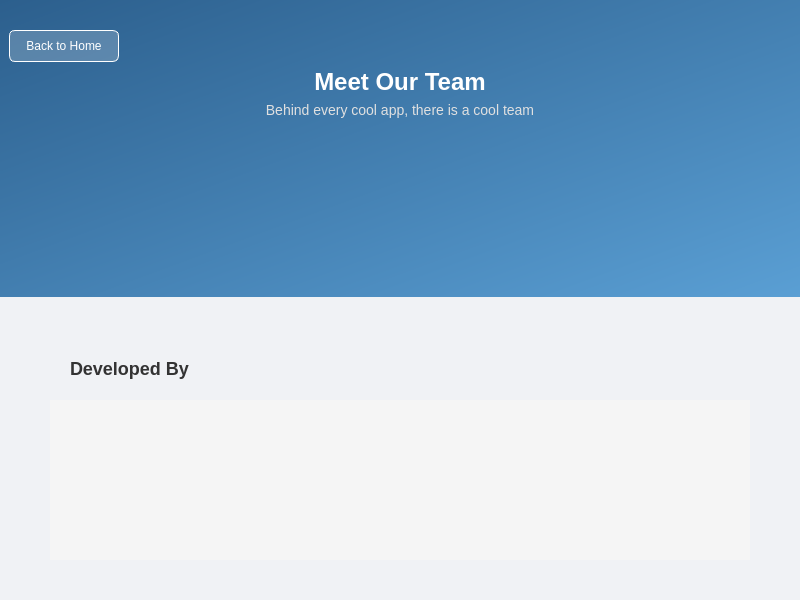
Above: src/UI/pages/TeamPage.ui from amr10w/ILoveXML before the change. Below: the same form after it.
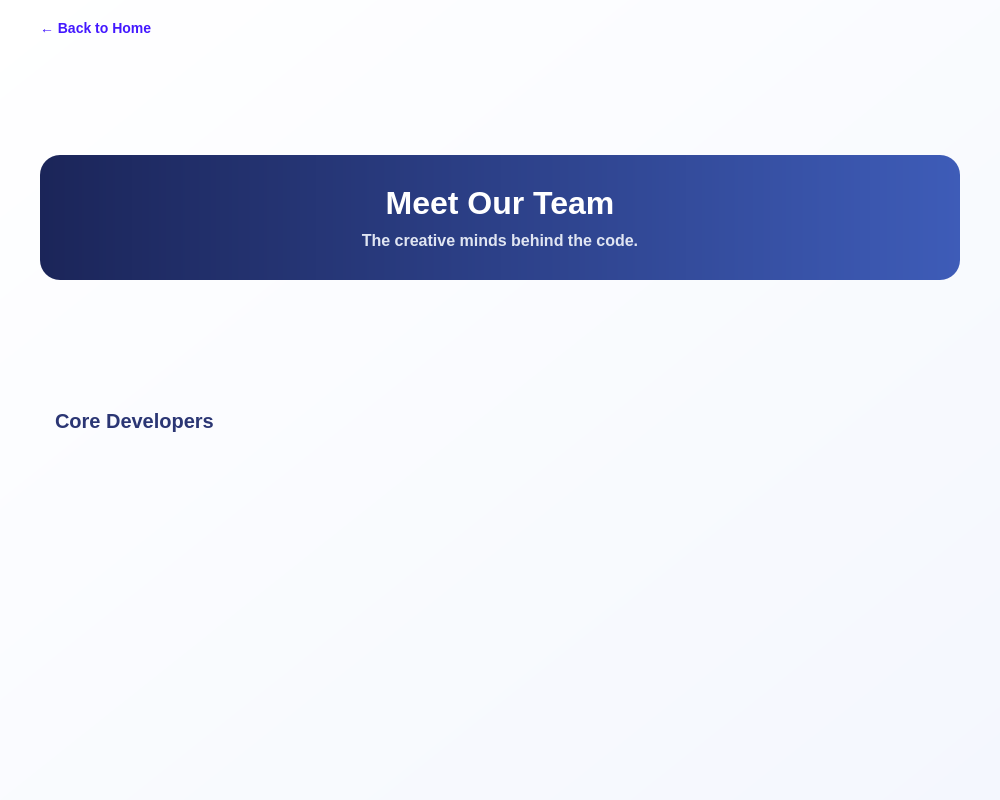
That is the form after the change.

Commit message: fix Back to Operations button in all operations pages

Diff of the .ui file:
```diff
--- a/src/UI/pages/TeamPage.ui
+++ b/src/UI/pages/TeamPage.ui
@@ -6,47 +6,98 @@
    <rect>
     <x>0</x>
     <y>0</y>
-    <width>800</width>
-    <height>600</height>
+    <width>1000</width>
+    <height>800</height>
    </rect>
   </property>
   <property name="windowTitle">
    <string>Team</string>
   </property>
   <property name="styleSheet">
-   <string notr="true">QWidget#TeamPage {
-	background-color: #f0f2f5;
-}
+   <string notr="true">
+    QWidget#TeamPage {
+        background-color: qlineargradient(spread:pad, x1:0, y1:0, x2:1, y2:1, stop:0 #FFFFFF, stop:1 #F4F7FE);
+    }
+    
+    /* Elegant Header Title */
+    QLabel#lblHeaderTitle {
+        color: #1B2559;
+        font-family: 'Segoe UI', sans-serif;
+        font-size: 36px;
+        font-weight: 800;
+        margin-bottom: 5px;
+    }
+    
+    /* Subtle Subtitle */
+    QLabel#lblHeaderSub {
+        color: #A3AED0;
+        font-family: 'Segoe UI', sans-serif;
+        font-size: 16px;
+        font-weight: 500;
+    }
+    
+    QPushButton#backButton {
+        background-color: transparent;
+        color: #4318FF;
+        border: none;
+        padding: 0px;         /* Removed vertical padding to tighten fit */
+        padding-bottom: 2px;  /* Space for the border */
+        font-size: 14px;
+        font-weight: 600;
+        text-align: left;
+    }
 
-QWidget#headerContainer {
-	background-color: qlineargradient(spread:pad, x1:0, y1:0, x2:1, y2:1, stop:0 #2c5f8d, stop:1 #5a9fd4);
-}
+    QPushButton#backButton:hover {
+        color: #1a0b7e;
+        border-bottom: 2px solid #1a0b7e; /* 2px is slightly bolder/better visibility */
+    }
 
-QLabel#lblHeaderTitle {
-	color: white;
-	font-size: 24px;
-	font-weight: bold;
-}
+    QWidget#headerContainer {
+        background-color: transparent;
+    }
 
-QLabel#lblHeaderSub {
-	color: #e0e0e0;
-	font-size: 14px;
-}
+    /* Section Title */
+    QLabel#titleLabel {
+        color: #2B3674;
+        font-size: 20px; 
+        font-weight: 700; 
+        padding-left: 10px;
+    }
 
-QPushButton#backButton {
-	background-color: rgba(255, 255, 255, 0.2);
-	color: white;
-	border: 1px solid white;
-	border-radius: 6px;
-	padding: 8px 16px;
-	font-size: 12px;
-}
+    /* Scroll Area Styling */
+    QScrollArea {
+        border: none;
+        background-color: transparent;
+    }
+    /* Scroll content custom background */
+    QWidget#scrollAreaWidgetContents {
+        background-color: transparent; 
+    }
 
-QPushButton#backButton:hover {
-	background-color: rgba(255, 255, 255, 0.3);
-}</string>
+    QScrollBar:vertical {
+        border: none;
+        background: #F4F7FE;
+        width: 8px;
+        margin: 0px 0px 0px 0px;
+        border-radius: 4px;
+    }
+    QScrollBar::handle:vertical {
+        background: #C4CEE5;
+        min-height: 20px;
+        border-radius: 4px;
+    }
+    QScrollBar::handle:vertical:hover {
+        background: #A3AED0;
+    }
+    QScrollBar::add-line:vertical, QScrollBar::sub-line:vertical {
+        height: 0px;
+    }
+   </string>
   </property>
   <layout class="QVBoxLayout" name="verticalLayout">
+   <property name="spacing">
+    <number>0</number>
+   </property>
    <property name="leftMargin">
     <number>0</number>
    </property>
@@ -59,114 +110,114 @@
    <property name="bottomMargin">
     <number>0</number>
    </property>
+   
+   <!-- Header Section -->
    <item>
     <widget class="QWidget" name="headerContainer" native="true">
      <property name="minimumSize">
       <size>
        <width>0</width>
-       <height>200</height>
+       <height>220</height>
       </size>
      </property>
-     <layout class="QVBoxLayout" name="verticalLayout_3">
-      <property name="topMargin">
-       <number>30</number>
-      </property>
+     <layout class="QVBoxLayout" name="verticalLayout_Header">
+      <property name="leftMargin"><number>40</number></property>
+      <property name="rightMargin"><number>40</number></property>
+      <property name="topMargin"><number>20</number></property>
+      
+      <!-- Back Button (Outside Banner) -->
       <item>
-       <layout class="QHBoxLayout" name="horizontalLayout_3">
-        <item>
-         <widget class="QPushButton" name="backButton">
-          <property name="text">
-           <string>Back to Home</string>
-          </property>
-         </widget>
-        </item>
-        <item>
-         <spacer name="horizontalSpacer">
-          <property name="orientation">
-           <enum>Qt::Orientation::Horizontal</enum>
-          </property>
-          <property name="sizeHint" stdset="0">
-           <size>
-            <width>40</width>
-            <height>20</height>
-           </size>
-          </property>
-         </spacer>
-        </item>
-       </layout>
-      </item>
-      <item>
-       <widget class="QLabel" name="lblHeaderTitle">
+        <widget class="QPushButton" name="backButton">
         <property name="text">
-         <string>Meet Our Team</string>
+        <string>← Back to Home</string>
         </property>
-        <property name="alignment">
-         <set>Qt::AlignmentFlag::AlignCenter</set>
+        <property name="cursor">
+        <cursorShape>PointingHandCursor</cursorShape>
         </property>
-       </widget>
-      </item>
-      <item>
-       <widget class="QLabel" name="lblHeaderSub">
-        <property name="text">
-         <string>Behind every cool app, there is a cool team</string>
+        <property name="sizePolicy">
+        <sizepolicy hsizetype="Fixed" vsizetype="Fixed">
+            <horstretch>0</horstretch>
+            <verstretch>0</verstretch>
+        </sizepolicy>
         </property>
-        <property name="alignment">
-         <set>Qt::AlignmentFlag::AlignCenter</set>
-        </property>
-       </widget>
+        </widget>
       </item>
+      
+      <item><spacer name="hSpacer1"><property name="orientation"><enum>Qt::Vertical</enum></property><property name="sizeHint" stdset="0"><size><width>10</width><height>15</height></size></property></spacer></item>
+      
+      <!-- Banner Frame -->
       <item>
-       <spacer name="verticalSpacer_2">
-        <property name="orientation">
-         <enum>Qt::Orientation::Vertical</enum>
-        </property>
-        <property name="sizeHint" stdset="0">
-         <size>
-          <width>20</width>
-          <height>40</height>
-         </size>
-        </property>
-       </spacer>
+        <widget class="QFrame" name="headerBanner">
+            <property name="styleSheet">
+                <string notr="true">
+                    QFrame#headerBanner {
+                        background-color: qlineargradient(spread:pad, x1:0, y1:0.5, x2:1, y2:0.5, stop:0 #1B2559, stop:1 #3E5CB8);
+                        border-radius: 20px;
+                    }
+                    QLabel {
+                        color: white;
+                        background: transparent;
+                    }
+                </string>
+            </property>
+            <layout class="QVBoxLayout" name="bannerLayout">
+                <property name="topMargin"><number>30</number></property>
+                <property name="bottomMargin"><number>30</number></property>
+                <property name="spacing"><number>5</number></property>
+                
+                <item>
+                 <widget class="QLabel" name="lblHeaderTitle">
+                  <property name="text"><string>Meet Our Team</string></property>
+                  <property name="alignment"><set>Qt::AlignCenter</set></property>
+                  <property name="styleSheet"><string>font-size: 32px; font-weight: bold; font-family: 'Segoe UI';</string></property>
+                 </widget>
+                </item>
+                
+                <item>
+                 <widget class="QLabel" name="lblHeaderSub">
+                  <property name="text"><string>The creative minds behind the code.</string></property>
+                  <property name="alignment"><set>Qt::AlignCenter</set></property>
+                  <property name="styleSheet"><string>font-size: 16px; font-weight: 500; color: #E0E5F2;</string></property>
+                 </widget>
+                </item>
+            </layout>
+        </widget>
       </item>
+      
+      <item><spacer name="hSpacer2"><property name="orientation"><enum>Qt::Vertical</enum></property><property name="sizeHint" stdset="0"><size><width>20</width><height>20</height></size></property></spacer></item>
      </layout>
     </widget>
    </item>
+
+   <!-- Main Content -->
    <item>
     <widget class="QWidget" name="bodyContainer" native="true">
-     <layout class="QVBoxLayout" name="verticalLayout_4">
-      <property name="leftMargin">
-       <number>50</number>
-      </property>
-      <property name="topMargin">
-       <number>40</number>
-      </property>
-      <property name="rightMargin">
-       <number>50</number>
-      </property>
-      <property name="bottomMargin">
-       <number>40</number>
-      </property>
+     <layout class="QVBoxLayout" name="verticalLayout_Body">
+      <property name="leftMargin"><number>40</number></property>
+      <property name="rightMargin"><number>40</number></property>
+      
+      <!-- List Title -->
       <item>
        <widget class="QLabel" name="titleLabel">
-        <property name="text">
-         <string>Developed By</string>
-        </property>
-        <property name="styleSheet">
-         <string>font-size: 18px; font-weight: bold; padding: 15px; color: #333;</string>
-        </property>
-        <property name="minimumHeight">
-         <number>60</number>
-        </property>
+        <property name="text"><string>Core Developers</string></property>
+        <property name="alignment"><set>Qt::AlignLeft</set></property>
        </widget>
       </item>
+
+      <!-- Scroll Area -->
       <item>
        <widget class="QScrollArea" name="scrollArea">
-        <property name="widgetResizable">
-         <bool>true</bool>
-        </property>
-        <property name="styleSheet">
-         <string>QScrollArea { background-color: #f5f5f5; border: none; }</string>
-        </property>
+        <property name="widgetResizable"><bool>true</bool></property>
+        <widget class="QWidget" name="scrollAreaWidgetContents">
+            <property name="geometry">
+                <rect>
+                    <x>0</x>
+                    <y>0</y>
+                    <width>100</width>
+                    <height>100</height>
+                </rect>
+            </property>
+        </widget>
        </widget>
       </item>
      </layout>
```
The commit also changes 21 other files.
